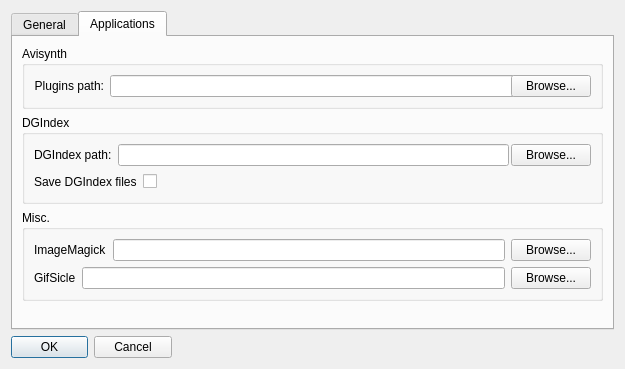
The window that configdialog.ui (labyrinthofdreams/screenpicker) describes before a commit, drawn with Qt 5.
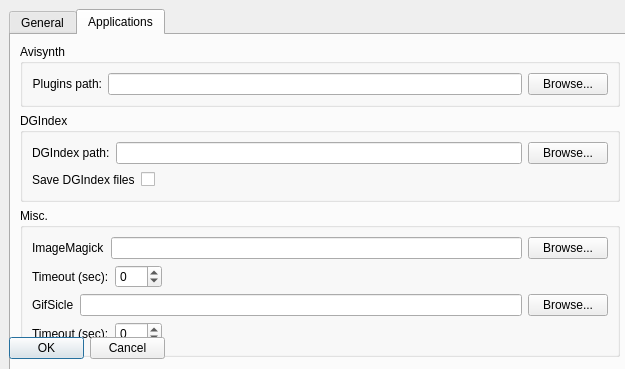
The same window after the commit. The open tabs and pages were chosen to show the change.

Commit message: Make imagemagick and gifsicle timeouts user modifiable

Diff of the .ui file:
```diff
--- a/configdialog.ui
+++ b/configdialog.ui
@@ -31,9 +31,15 @@
   <property name="windowTitle">
    <string>Options</string>
   </property>
-  <layout class="QVBoxLayout" name="verticalLayout_3">
-   <item>
     <widget class="QTabWidget" name="tabWidget">
+   <property name="geometry">
+    <rect>
+     <x>9</x>
+     <y>9</y>
+     <width>622</width>
+     <height>364</height>
+    </rect>
+   </property>
      <property name="tabPosition">
       <enum>QTabWidget::North</enum>
      </property>
@@ -461,7 +467,7 @@
          <property name="title">
           <string>Misc.</string>
          </property>
-         <layout class="QVBoxLayout" name="verticalLayout_5">
+       <layout class="QVBoxLayout" name="verticalLayout_3">
           <item>
            <layout class="QHBoxLayout" name="horizontalLayout_13">
             <item>
@@ -483,6 +489,43 @@
             </item>
            </layout>
           </item>
+        <item>
+         <layout class="QHBoxLayout" name="horizontalLayout_9">
+          <item>
+           <widget class="QLabel" name="label_8">
+            <property name="text">
+             <string>Timeout (sec):</string>
+            </property>
+           </widget>
+          </item>
+          <item>
+           <widget class="QSpinBox" name="spinImageMagickTimeout">
+            <property name="toolTip">
+             <string>Seconds until ImageMagick times out during GIF creation (-1 = never)</string>
+            </property>
+            <property name="minimum">
+             <number>-1</number>
+            </property>
+            <property name="maximum">
+             <number>999</number>
+            </property>
+           </widget>
+          </item>
+          <item>
+           <spacer name="horizontalSpacer_7">
+            <property name="orientation">
+             <enum>Qt::Horizontal</enum>
+            </property>
+            <property name="sizeHint" stdset="0">
+             <size>
+              <width>40</width>
+              <height>20</height>
+             </size>
+            </property>
+           </spacer>
+          </item>
+         </layout>
+        </item>
           <item>
            <layout class="QHBoxLayout" name="horizontalLayout_14">
             <item>
@@ -504,6 +547,43 @@
             </item>
            </layout>
           </item>
+        <item>
+         <layout class="QHBoxLayout" name="horizontalLayout_10">
+          <item>
+           <widget class="QLabel" name="label_9">
+            <property name="text">
+             <string>Timeout (sec):</string>
+            </property>
+           </widget>
+          </item>
+          <item>
+           <widget class="QSpinBox" name="spinGifsicleTimeout">
+            <property name="toolTip">
+             <string>Seconds until gifsicle times out during GIF creation (-1 = never)</string>
+            </property>
+            <property name="minimum">
+             <number>-1</number>
+            </property>
+            <property name="maximum">
+             <number>999</number>
+            </property>
+           </widget>
+          </item>
+          <item>
+           <spacer name="horizontalSpacer_8">
+            <property name="orientation">
+             <enum>Qt::Horizontal</enum>
+            </property>
+            <property name="sizeHint" stdset="0">
+             <size>
+              <width>40</width>
+              <height>20</height>
+             </size>
+            </property>
+           </spacer>
+          </item>
+         </layout>
+        </item>
          </layout>
         </widget>
        </item>
@@ -523,9 +603,15 @@
       </layout>
      </widget>
     </widget>
-   </item>
-   <item>
     <widget class="QDialogButtonBox" name="buttonBox">
+   <property name="geometry">
+    <rect>
+     <x>9</x>
+     <y>337</y>
+     <width>156</width>
+     <height>23</height>
+    </rect>
+   </property>
      <property name="maximumSize">
       <size>
        <width>161</width>
@@ -545,8 +631,6 @@
       <set>QDialogButtonBox::Cancel|QDialogButtonBox::Ok</set>
      </property>
     </widget>
-   </item>
-  </layout>
  </widget>
  <resources/>
  <connections>
```
Lines whose indentation alone changed are shown as unchanged. The commit also changes 3 other files.
